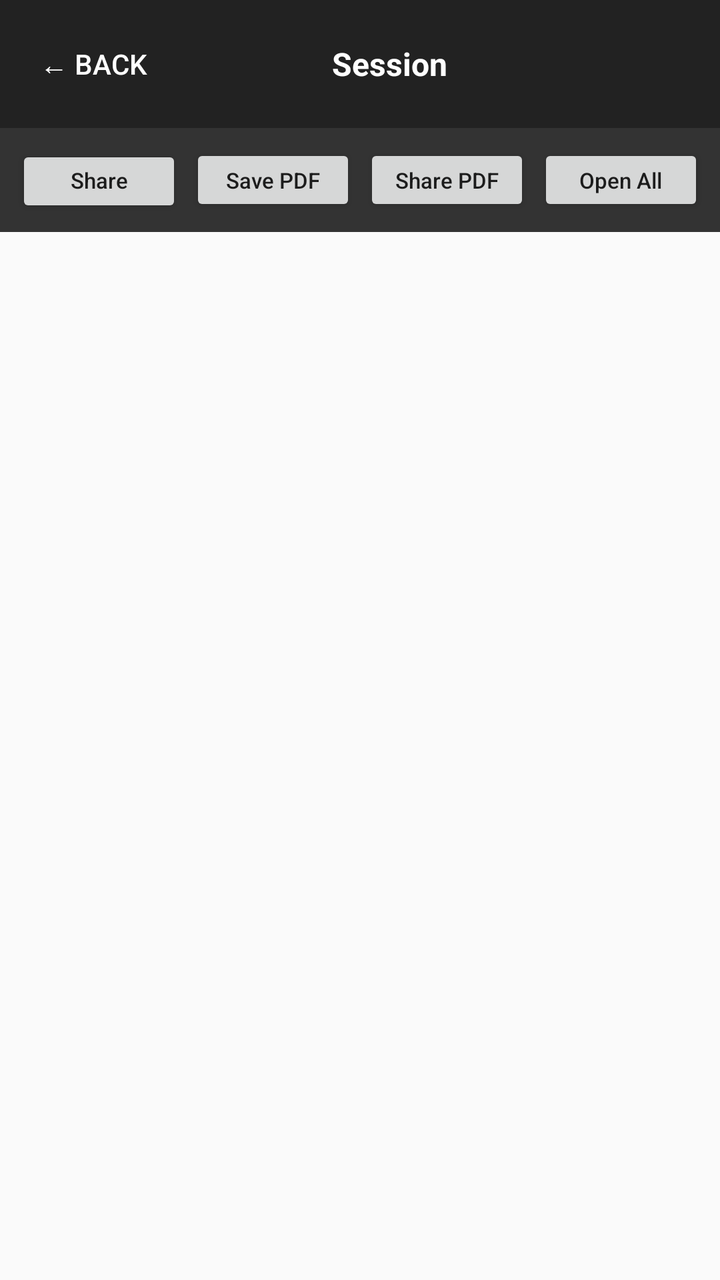
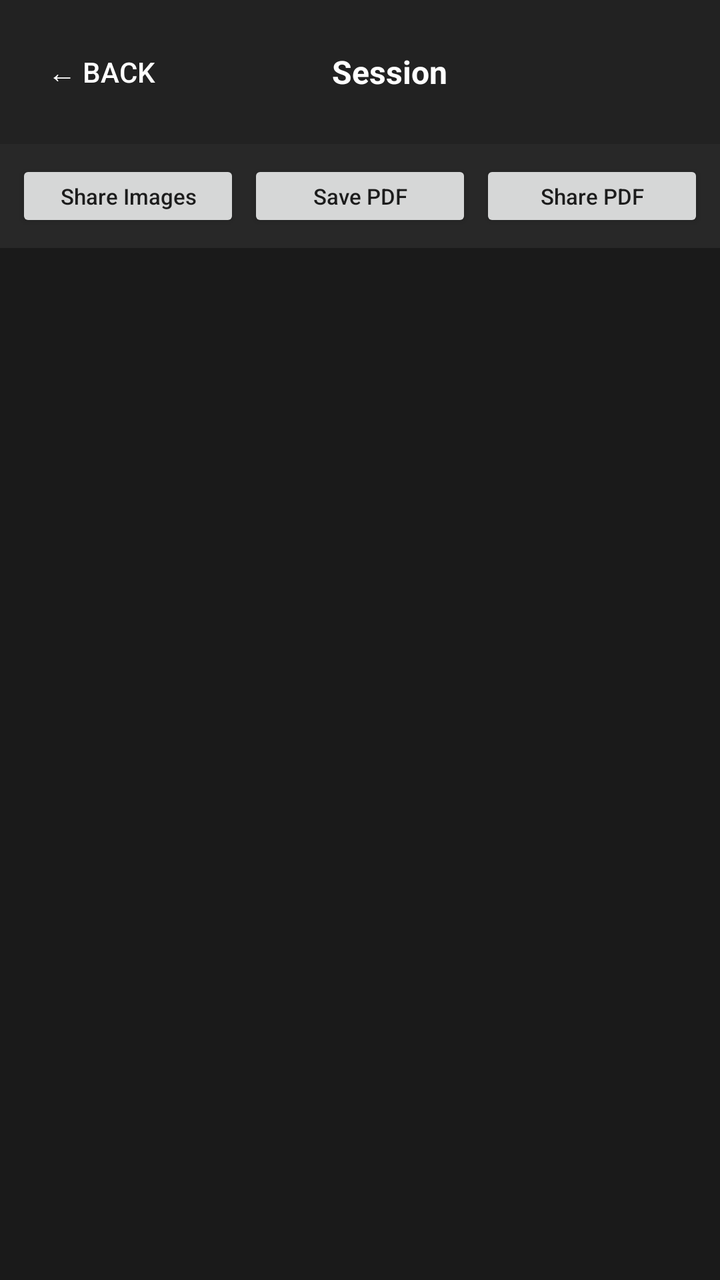

The first picture is an Android layout as it rendered before a commit; the second is the same layout after the commit. The layout source and the unified diff follow.
<!-- AndroidManifest.xml: application theme Theme.AutoTap -->
<!-- res/layout/activity_session_detail.xml -->
<?xml version="1.0" encoding="utf-8"?>
<LinearLayout xmlns:android="http://schemas.android.com/apk/res/android"
    android:layout_width="match_parent"
    android:layout_height="match_parent"
    android:orientation="vertical">

    <LinearLayout
        android:layout_width="match_parent"
        android:layout_height="wrap_content"
        android:orientation="horizontal"
        android:padding="8dp"
        android:background="#222222"
        android:gravity="center_vertical">

        <Button
            android:id="@+id/btnBack"
            style="?android:attr/buttonBarButtonStyle"
            android:layout_width="wrap_content"
            android:layout_height="wrap_content"
            android:text="← Back"
            android:textColor="#FFFFFF"
            android:textSize="14sp" />

        <TextView
            android:id="@+id/tvTitle"
            android:layout_width="0dp"
            android:layout_height="wrap_content"
            android:layout_weight="1"
            android:text="Session"
            android:textSize="16sp"
            android:textStyle="bold"
            android:textColor="#FFFFFF"
            android:gravity="center"
            android:paddingEnd="48dp" />
    </LinearLayout>

    <LinearLayout
        android:layout_width="match_parent"
        android:layout_height="wrap_content"
        android:orientation="horizontal"
        android:padding="8dp"
        android:background="#333333">

        <Button
            android:id="@+id/btnShareAllImages"
            android:layout_width="0dp"
            android:layout_weight="1"
            android:layout_height="36dp"
            android:text="Share Images"
            android:textAllCaps="false"
            android:textSize="11sp"
            android:layout_marginEnd="4dp"
            android:minHeight="0dp" />

        <Button
            android:id="@+id/btnSavePdf"
            android:layout_width="0dp"
            android:layout_weight="1"
            android:layout_height="36dp"
            android:text="Save PDF"
            android:textAllCaps="false"
            android:textSize="11sp"
            android:layout_marginEnd="4dp"
            android:minHeight="0dp" />

        <Button
            android:id="@+id/btnSharePdf"
            android:layout_width="0dp"
            android:layout_weight="1"
            android:layout_height="36dp"
            android:text="Share PDF"
            android:textAllCaps="false"
            android:textSize="11sp"
            android:layout_marginEnd="4dp"
            android:minHeight="0dp" />

        <Button
            android:id="@+id/btnOpenAll"
            android:layout_width="0dp"
            android:layout_weight="1"
            android:layout_height="36dp"
            android:text="Open All"
            android:textAllCaps="false"
            android:textSize="11sp"
            android:minHeight="0dp" />
    </LinearLayout>

    <TextView
        android:id="@+id/tvEmpty"
        android:layout_width="match_parent"
        android:layout_height="wrap_content"
        android:padding="48dp"
        android:text="No files found."
        android:textAlignment="center"
        android:textColor="#888888"
        android:visibility="gone" />

    <ScrollView
        android:layout_width="match_parent"
        android:layout_height="match_parent">

        <LinearLayout
            android:id="@+id/container"
            android:layout_width="match_parent"
            android:layout_height="wrap_content"
            android:orientation="vertical"
            android:padding="8dp" />
    </ScrollView>

</LinearLayout>
<!-- resources referenced by this layout -->
<resources>
  <style name="Theme.AutoTap" parent="Theme.AppCompat.Light.DarkActionBar">
          <item name="colorPrimary">@color/purple_500</item>
          <item name="colorPrimaryDark">@color/purple_700</item>
          <item name="colorAccent">@color/teal_200</item>
      </style>
  <color name="purple_500">#6750A4</color>
  <color name="purple_700">#4F378B</color>
  <color name="teal_200">#80CBC4</color>
</resources>

<!-- the commit's change to res/layout/activity_session_detail.xml (unified diff, before → after) -->
@@ -2,13 +2,14 @@
 <LinearLayout xmlns:android="http://schemas.android.com/apk/res/android"
     android:layout_width="match_parent"
     android:layout_height="match_parent"
-    android:orientation="vertical">
+    android:orientation="vertical"
+    android:background="#1A1A1A">
 
     <LinearLayout
         android:layout_width="match_parent"
         android:layout_height="wrap_content"
         android:orientation="horizontal"
-        android:padding="8dp"
+        android:padding="12dp"
         android:background="#222222"
         android:gravity="center_vertical">
 
@@ -39,7 +40,7 @@
         android:layout_height="wrap_content"
         android:orientation="horizontal"
         android:padding="8dp"
-        android:background="#333333">
+        android:background="#282828">
 
         <Button
             android:id="@+id/btnShareAllImages"
@@ -71,17 +72,6 @@
             android:text="Share PDF"
             android:textAllCaps="false"
             android:textSize="11sp"
-            android:layout_marginEnd="4dp"
-            android:minHeight="0dp" />
-
-        <Button
-            android:id="@+id/btnOpenAll"
-            android:layout_width="0dp"
-            android:layout_weight="1"
-            android:layout_height="36dp"
-            android:text="Open All"
-            android:textAllCaps="false"
-            android:textSize="11sp"
             android:minHeight="0dp" />
     </LinearLayout>
 
@@ -92,7 +82,7 @@
         android:padding="48dp"
         android:text="No files found."
         android:textAlignment="center"
-        android:textColor="#888888"
+        android:textColor="#777777"
         android:visibility="gone" />
 
     <ScrollView
